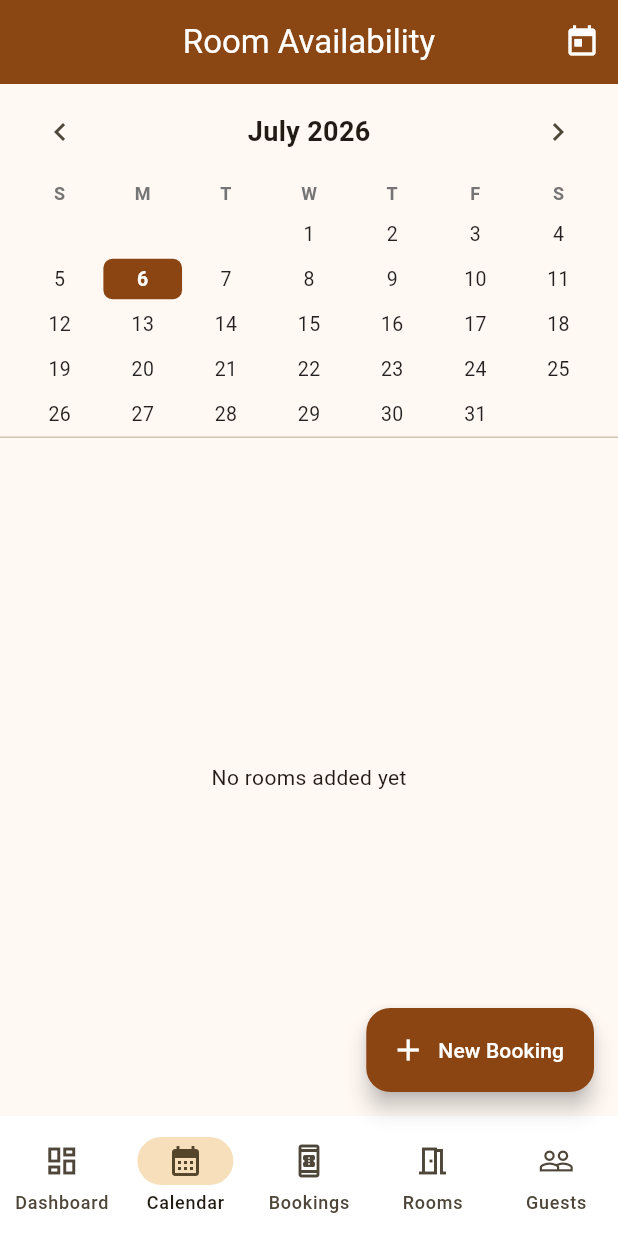
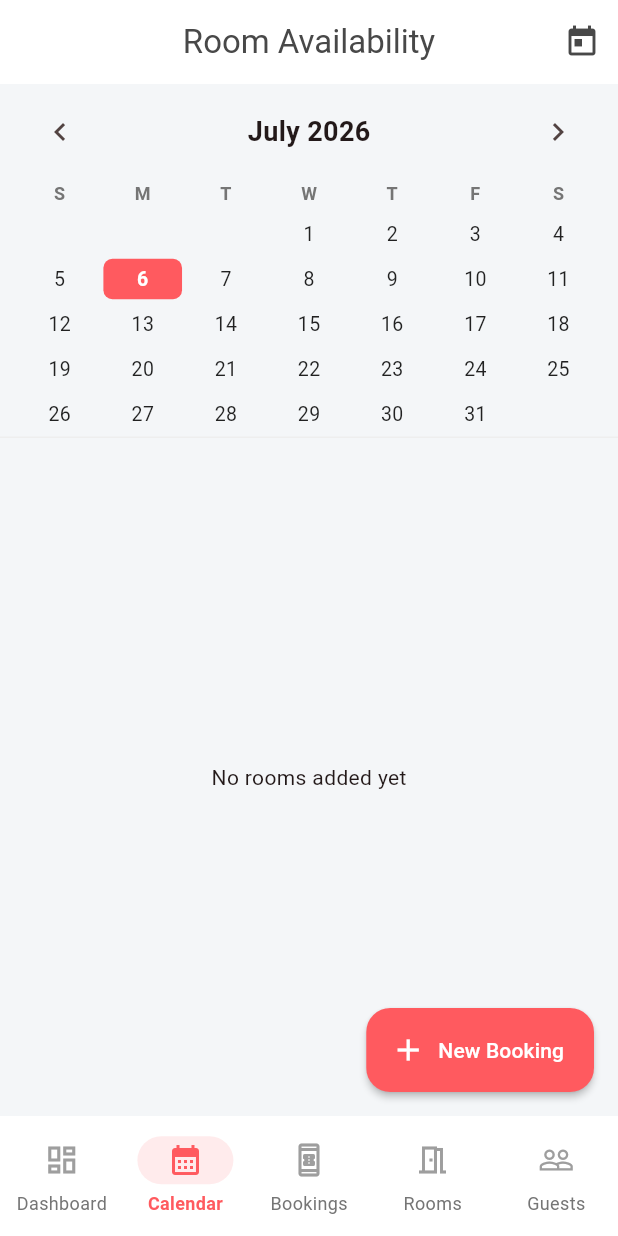
Before and after one commit to Nutshellghost/sri-lakshmi-narasimha-lodge, a Flutter app: the screen it shows after launch, item 2 of the bottom bar chosen, on a phone screen of 412 x 824 dp. Run offline on Flutter 3.47's test engine with Material 3 defaults, Android fonts, the phone set to English and light mode, and no system bars; our stand-ins replace sqflite_common_ffi, sqflite_common_ffi_web; accounts and stored records are empty.

Commit message:
Airbnb-style theme: coral #FF5A5F primary, teal #00C4CC accent, light bg #F4F6F8, white cards, clean nav

```diff
--- a/lib/main.dart
+++ b/lib/main.dart
@@ -34,35 +34,88 @@ class SriLakshmiNarasimhaLodgeApp extends StatelessWidget {
         debugShowCheckedModeBanner: false,
         theme: ThemeData(
           colorScheme: ColorScheme.fromSeed(
-            seedColor: const Color(0xFFB8860B),
+            seedColor: const Color(0xFFFF5A5F),
             brightness: Brightness.light,
-            primary: const Color(0xFF8B4513),
-            secondary: const Color(0xFFD4A574),
+            primary: const Color(0xFFFF5A5F),
+            secondary: const Color(0xFF00C4CC),
+            surface: const Color(0xFFF4F6F8),
           ),
+          scaffoldBackgroundColor: const Color(0xFFF4F6F8),
           useMaterial3: true,
           appBarTheme: const AppBarTheme(
-            backgroundColor: Color(0xFF8B4513),
-            foregroundColor: Colors.white,
+            backgroundColor: Colors.white,
+            foregroundColor: Color(0xFF484848),
             centerTitle: true,
-            elevation: 2,
+            elevation: 0,
+            scrolledUnderElevation: 1,
           ),
           cardTheme: CardThemeData(
-            elevation: 2,
-            shape: RoundedRectangleBorder(borderRadius: BorderRadius.circular(12)),
+            elevation: 1,
+            color: Colors.white,
+            shadowColor: Colors.black12,
+            shape: RoundedRectangleBorder(borderRadius: BorderRadius.circular(14)),
           ),
           elevatedButtonTheme: ElevatedButtonThemeData(
             style: ElevatedButton.styleFrom(
+              backgroundColor: const Color(0xFFFF5A5F),
+              foregroundColor: Colors.white,
+              elevation: 0,
               shape: RoundedRectangleBorder(borderRadius: BorderRadius.circular(10)),
               padding: const EdgeInsets.symmetric(horizontal: 20, vertical: 12),
             ),
           ),
+          textButtonTheme: TextButtonThemeData(
+            style: TextButton.styleFrom(
+              foregroundColor: const Color(0xFFFF5A5F),
+            ),
+          ),
           inputDecorationTheme: InputDecorationTheme(
-            border: OutlineInputBorder(borderRadius: BorderRadius.circular(10)),
+            filled: true,
+            fillColor: Colors.white,
+            border: OutlineInputBorder(
+              borderRadius: BorderRadius.circular(10),
+              borderSide: BorderSide(color: Colors.grey.shade300),
+            ),
+            enabledBorder: OutlineInputBorder(
+              borderRadius: BorderRadius.circular(10),
+              borderSide: BorderSide(color: Colors.grey.shade300),
+            ),
+            focusedBorder: OutlineInputBorder(
+              borderRadius: BorderRadius.circular(10),
+              borderSide: const BorderSide(color: Color(0xFFFF5A5F), width: 2),
+            ),
             contentPadding: const EdgeInsets.symmetric(horizontal: 16, vertical: 14),
           ),
           floatingActionButtonTheme: const FloatingActionButtonThemeData(
-            backgroundColor: Color(0xFF8B4513),
+            backgroundColor: Color(0xFFFF5A5F),
             foregroundColor: Colors.white,
+            elevation: 2,
+            shape: RoundedRectangleBorder(borderRadius: BorderRadius.all(Radius.circular(16))),
+          ),
+          navigationBarTheme: NavigationBarThemeData(
+            backgroundColor: Colors.white,
+            indicatorColor: const Color(0xFFFF5A5F).withValues(alpha: 0.12),
+            labelTextStyle: WidgetStateProperty.resolveWith((states) {
+              if (states.contains(WidgetState.selected)) {
+                return const TextStyle(color: Color(0xFFFF5A5F), fontSize: 12, fontWeight: FontWeight.w600);
+              }
+              return TextStyle(color: Colors.grey[600], fontSize: 12);
+            }),
+            iconTheme: WidgetStateProperty.resolveWith((states) {
+              if (states.contains(WidgetState.selected)) {
+                return const IconThemeData(color: Color(0xFFFF5A5F));
+              }
+              return IconThemeData(color: Colors.grey[500]);
+            }),
+          ),
+          dividerTheme: DividerThemeData(
+            color: Colors.grey[200],
+            thickness: 1,
+            space: 1,
+          ),
+          snackBarTheme: SnackBarThemeData(
+            behavior: SnackBarBehavior.floating,
+            shape: RoundedRectangleBorder(borderRadius: BorderRadius.circular(10)),
           ),
         ),
         home: const MainShell(),
```
